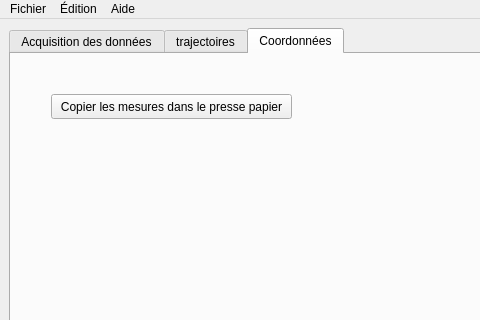
Old version of the form pymecavideo.ui in the repository rene-d/pymecavideo; both pictures show x 0 to 480 and y 0 to 320 of the 865 by 700 pixel window.
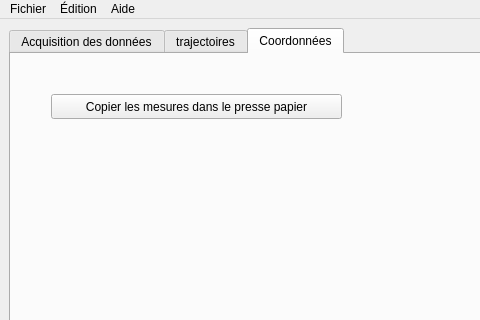
New version of the form. The open tabs and pages were chosen to show the change.

Commit message: ajout branche 4.1 + TODO

```diff
--- a/pymecavideo.ui
+++ b/pymecavideo.ui
@@ -756,13 +756,16 @@
          <rect>
           <x>40</x>
           <y>40</y>
-          <width>241</width>
+          <width>291</width>
           <height>25</height>
          </rect>
         </property>
         <property name="text">
          <string>Copier les mesures dans le presse papier</string>
         </property>
+        <property name="autoDefault">
+         <bool>false</bool>
+        </property>
        </widget>
       </widget>
      </widget>
```
Left out of the diff: 4 changed lines with no effect on the pictures. The commit also changes 1 other file.
